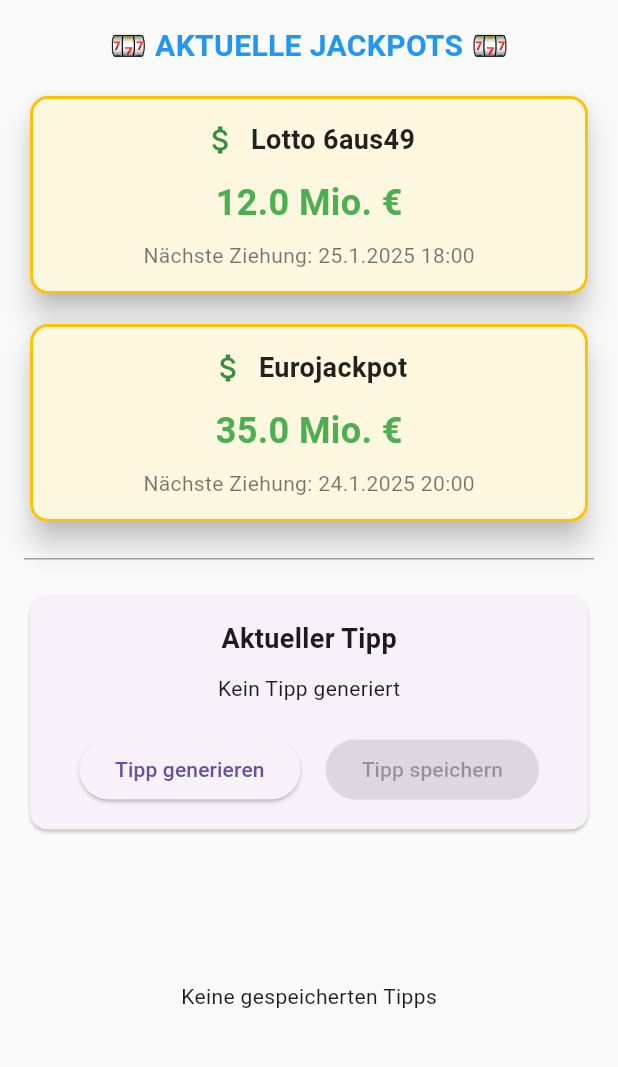
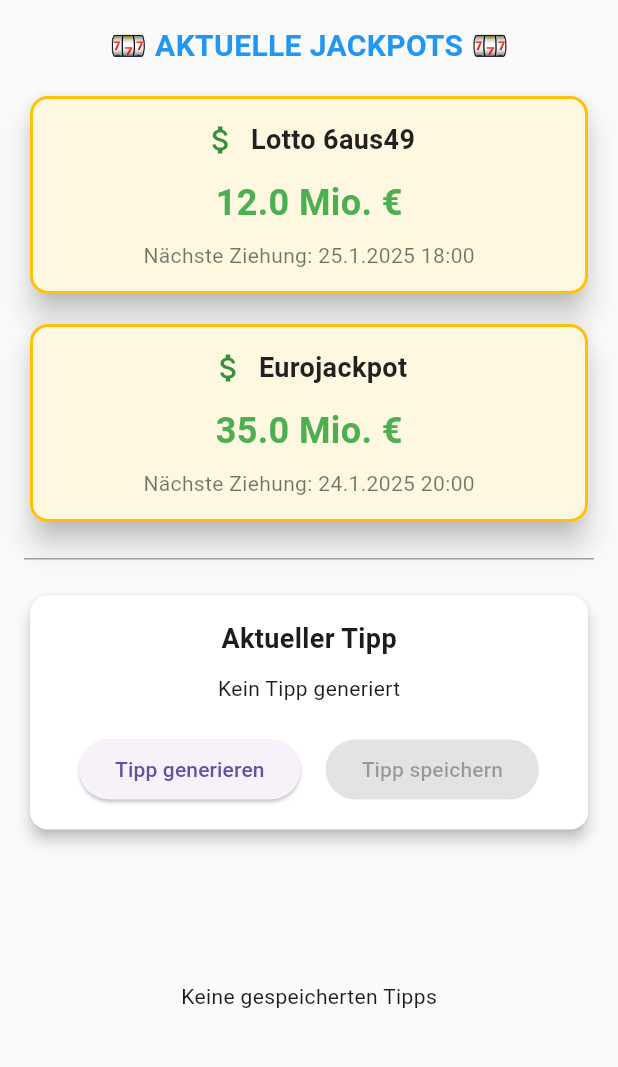
Before and after one commit to funatiker1968-hub/profi_lotto_app, a Flutter app: the screen it shows after launch, on a phone screen of 412 x 824 dp, the part 84-1151 px from its top. Run offline on Flutter 3.47's test engine with Material 3 defaults, Android fonts, the phone set to English and light mode, and no system bars; our stand-ins replace shared_preferences.

```diff
--- a/lib/main.dart
+++ b/lib/main.dart
@@ -44,6 +44,10 @@ class _MyAppState extends State<MyApp> {
           backgroundColor: Colors.blueGrey,
           foregroundColor: Colors.white,
         ),
+        cardTheme: CardThemeData(
+          color: Colors.grey[800],
+          elevation: 4,
+        ),
         scaffoldBackgroundColor: Colors.grey[900],
       );
     } else {
@@ -52,6 +56,10 @@ class _MyAppState extends State<MyApp> {
         appBarTheme: const AppBarTheme(
           backgroundColor: Colors.blue,
           foregroundColor: Colors.white,
+        ),
+        cardTheme: const CardThemeData(
+          color: Colors.white,
+          elevation: 4,
         ),
         scaffoldBackgroundColor: Colors.grey[50],
       );
@@ -112,6 +120,7 @@ class _LottoTipScreenState extends State<LottoTipScreen> {
     });
   }
 
+  // JACKPOT CARD - GROSS UND SICHTBAR
   Widget _buildJackpotCard(Map<String, dynamic> jackpot, String gameKey) {
     final game = jackpot[gameKey];
     if (game == null) return const SizedBox.shrink();
@@ -176,6 +185,7 @@ class _LottoTipScreenState extends State<LottoTipScreen> {
             backgroundColor: Theme.of(context).appBarTheme.backgroundColor,
             foregroundColor: Theme.of(context).appBarTheme.foregroundColor,
             actions: [
+              // JACKPOT NOTIFICATION BUTTON - NEU
               IconButton(
                 icon: const Icon(Icons.attach_money),
                 onPressed: () {
@@ -232,6 +242,7 @@ class _LottoTipScreenState extends State<LottoTipScreen> {
             padding: const EdgeInsets.all(16.0),
             child: Column(
               children: [
+                // JACKPOT ANZEIGE - GROSS UND OBEN
                 if (_currentJackpots.isNotEmpty) ...[
                   const Text(
                     '🎰 AKTUELLE JACKPOTS 🎰',
@@ -250,7 +261,10 @@ class _LottoTipScreenState extends State<LottoTipScreen> {
                   const SizedBox(height: 20),
                 ],
 
+                // TIPP GENERATOR
                 Card(
+                  color: Theme.of(context).cardTheme.color,
+                  elevation: Theme.of(context).cardTheme.elevation,
                   child: Padding(
                     padding: const EdgeInsets.all(16.0),
                     child: Column(
@@ -294,6 +308,8 @@ class _LottoTipScreenState extends State<LottoTipScreen> {
                           itemBuilder: (context, index) {
                             final tip = _myTips[index];
                             return Card(
+                              color: Theme.of(context).cardTheme.color,
+                              elevation: Theme.of(context).cardTheme.elevation,
                               child: ListTile(
                                 title: Text(tip['numbers'].join(', ')),
                                 subtitle: Text(
```
